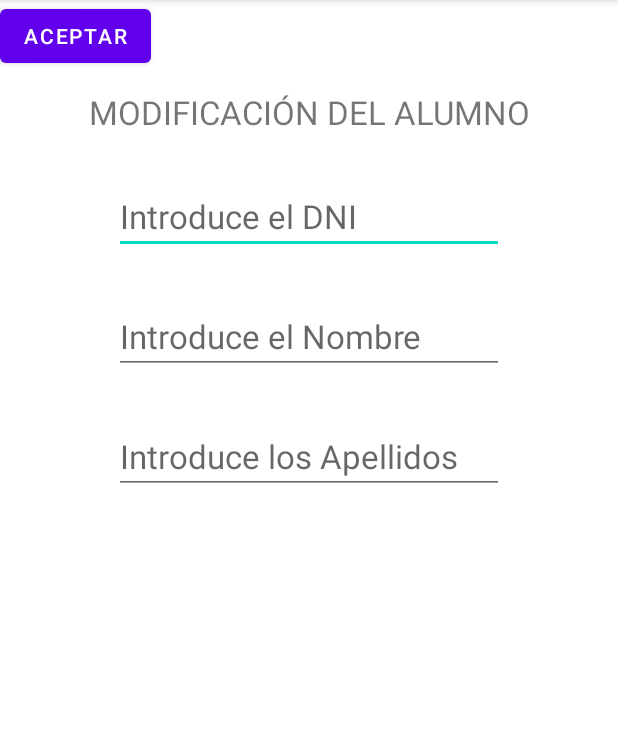
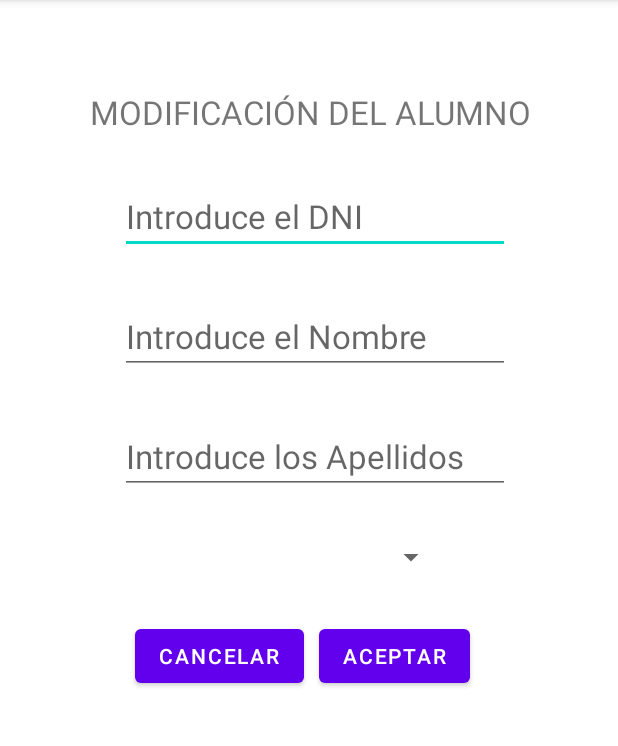
Before and after one commit to montgv/EjercicioBBDDNavigation, an Android app: the fragment ModificaFragment shown on its own in the app's theme, on a phone screen of 412 x 824 dp, the part 84-830 px from its top. Run offline under Robolectric (Android 15) with nearby library versions, the phone set to English and light mode, and no system bars.

Commit message:
Commit falta

```diff
--- a/app/src/main/res/layout/fragment_modifica.xml
+++ b/app/src/main/res/layout/fragment_modifica.xml
@@ -6,71 +6,80 @@
     android:layout_height="match_parent"
     tools:context=".fragmentos.ModificaFragment">
 
+    <LinearLayout
+        android:layout_width="match_parent"
+        android:layout_height="match_parent"
+        android:orientation="vertical">
+
         <TextView
             android:id="@+id/txtModificacion"
             android:layout_width="wrap_content"
             android:layout_height="wrap_content"
             android:layout_marginTop="60dp"
+            android:layout_marginStart="60dp"
             android:text="@string/txt_modificacion"
-        android:textSize="22sp"
-        app:layout_constraintEnd_toEndOf="parent"
-        app:layout_constraintStart_toStartOf="parent"
-        app:layout_constraintTop_toTopOf="parent" />
+            android:textSize="22sp" />
 
         <EditText
             android:id="@+id/edTxtDniModificacion"
             android:layout_width="wrap_content"
             android:layout_height="wrap_content"
             android:layout_marginTop="30dp"
+            android:layout_marginStart="80dp"
             android:ems="10"
             android:hint="@string/ed_txt_dni"
             android:inputType="textPersonName"
-        android:textSize="22sp"
-        app:layout_constraintEnd_toEndOf="parent"
-        app:layout_constraintStart_toStartOf="parent"
-        app:layout_constraintTop_toBottomOf="@+id/txtModificacion" />
+            android:textSize="22sp" />
 
         <EditText
             android:id="@+id/edTxtNombreModificacion"
             android:layout_width="wrap_content"
             android:layout_height="wrap_content"
             android:layout_marginTop="30dp"
+            android:layout_marginStart="80dp"
             android:ems="10"
             android:hint="@string/ed_txt_nombre"
             android:inputType="textPersonName"
-        android:textSize="22sp"
-        app:layout_constraintEnd_toEndOf="parent"
-        app:layout_constraintStart_toStartOf="parent"
-        app:layout_constraintTop_toBottomOf="@+id/edTxtDniModificacion" />
+            android:textSize="22sp" />
 
         <EditText
             android:id="@+id/edTxtApellidosModificacion"
             android:layout_width="wrap_content"
             android:layout_height="wrap_content"
             android:layout_marginTop="30dp"
+            android:layout_marginStart="80dp"
             android:ems="10"
             android:hint="@string/ed_txt_apellidos"
             android:inputType="textPersonName"
-        android:textSize="22sp"
-        app:layout_constraintEnd_toEndOf="parent"
-        app:layout_constraintStart_toStartOf="parent"
-        app:layout_constraintTop_toBottomOf="@+id/edTxtNombreModificacion" />
+            android:textSize="22sp" />
+
+        <Spinner
+            android:id="@+id/spinnnerSexoModificacion"
+            android:layout_width="198dp"
+            android:layout_height="wrap_content"
+            android:layout_marginStart="100dp"
+            android:layout_marginTop="30dp" />
+
+        <LinearLayout
+            android:layout_width="match_parent"
+            android:layout_height="match_parent"
+            android:layout_marginTop="30dp"
+            android:orientation="horizontal">
 
             <Button
                 android:id="@+id/btCancelarModificacion"
                 android:layout_width="wrap_content"
                 android:layout_height="wrap_content"
-        android:layout_marginEnd="10dp"
-        android:text="@string/bt_cancelar"
-        app:layout_constraintEnd_toStartOf="@+id/btAceptarModificacion"
-        tools:layout_editor_absoluteY="463dp" />
+                android:layout_marginStart="90dp"
+                android:text="@string/bt_cancelar" />
 
             <Button
                 android:id="@+id/btAceptarModificacion"
                 android:layout_width="wrap_content"
                 android:layout_height="wrap_content"
-        android:text="@string/bt_aceptar"
-        tools:layout_editor_absoluteX="222dp"
-        tools:layout_editor_absoluteY="463dp" />
+                android:layout_marginStart="10dp"
+                android:text="@string/bt_aceptar" />
+        </LinearLayout>
+    </LinearLayout>
 
 </androidx.constraintlayout.widget.ConstraintLayout>
--- a/app/src/main/res/values/strings.xml
+++ b/app/src/main/res/values/strings.xml
@@ -27,4 +27,9 @@
     <string name="ed_txt_apellidos">Introduce los Apellidos</string>
     <string name="bt_cancelar">CANCELAR</string>
     <string name="bt_aceptar">ACEPTAR</string>
+
+    <string-array name="spinnerSexo">
+        <item>Hombre</item>
+        <item>Mujer</item>
+    </string-array>
 </resources>
```
Also changed, not shown: app/src/main/res/layout/fragment_borrar.xml (+20 -16 lines), app/src/main/res/layout/fragment_matricula_alumno.xml (+32 -22 lines). Lines whose indentation alone changed are shown as unchanged.
